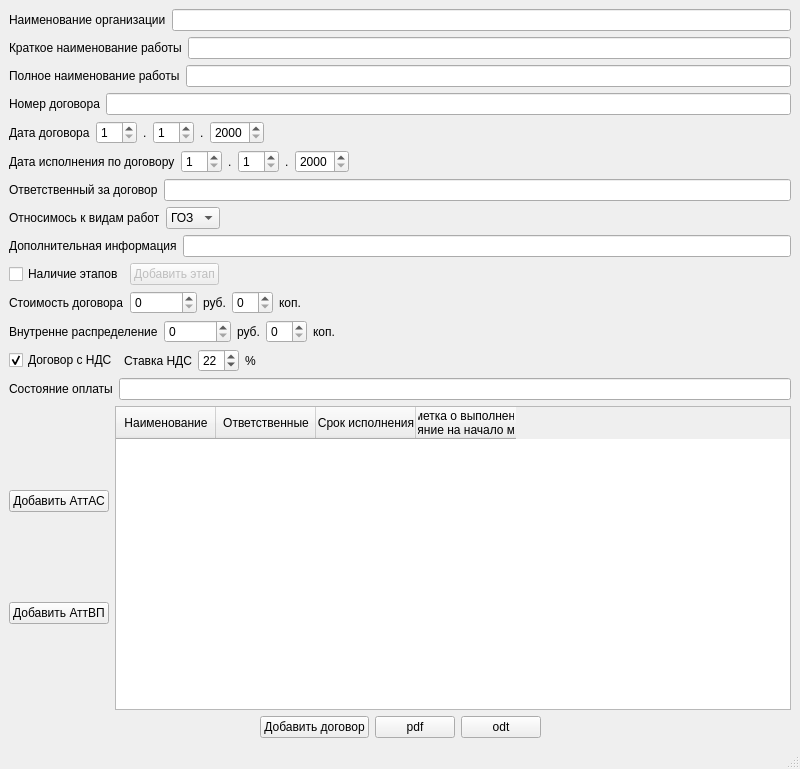
Old version of the form prilogenie/mainwindow.ui in the repository parlamentyor/auto_correct_plan.
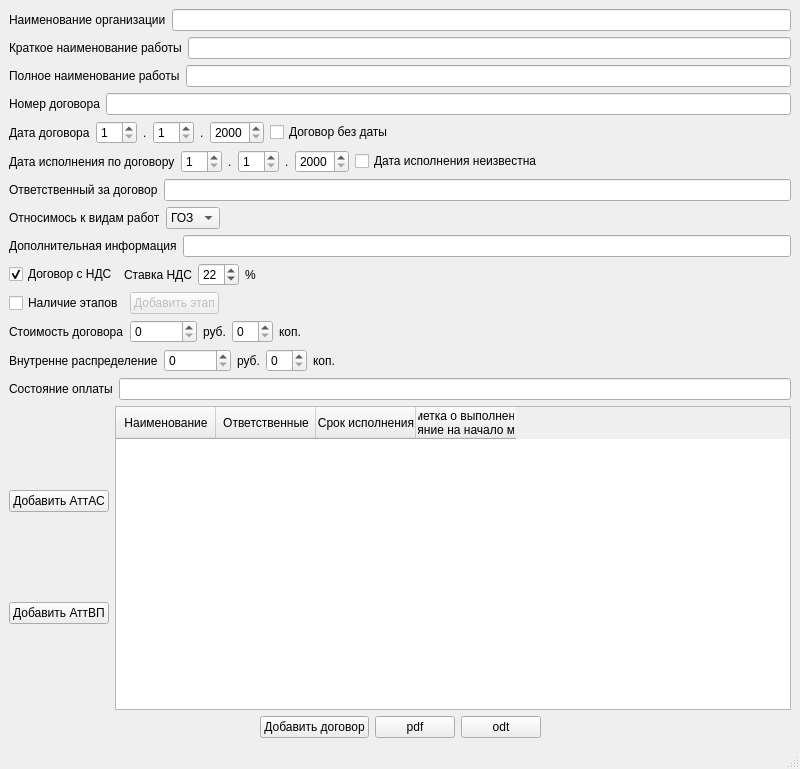
New version of the form.

What changed in the file:
```diff
--- a/prilogenie/mainwindow.ui
+++ b/prilogenie/mainwindow.ui
@@ -149,6 +149,13 @@
         </property>
        </widget>
       </item>
+      <item>
+       <widget class="QCheckBox" name="cb_with_date">
+        <property name="text">
+         <string>Договор без даты</string>
+        </property>
+       </widget>
+      </item>
       <item>
        <spacer name="horizontalSpacer_2">
         <property name="orientation">
@@ -226,6 +233,13 @@
         </property>
        </widget>
       </item>
+      <item>
+       <widget class="QCheckBox" name="cb_with_deadline_data">
+        <property name="text">
+         <string>Дата исполнения неизвестна</string>
+        </property>
+       </widget>
+      </item>
       <item>
        <spacer name="horizontalSpacer">
         <property name="orientation">
@@ -325,6 +339,63 @@
       </item>
      </layout>
     </item>
+    <item>
+     <layout class="QHBoxLayout" name="horizontalLayout_12">
+      <item>
+       <widget class="QCheckBox" name="chb_nds">
+        <property name="enabled">
+         <bool>true</bool>
+        </property>
+        <property name="text">
+         <string>Договор с НДС</string>
+        </property>
+        <property name="checkable">
+         <bool>true</bool>
+        </property>
+        <property name="checked">
+         <bool>true</bool>
+        </property>
+       </widget>
+      </item>
+      <item>
+       <widget class="QLabel" name="label_19">
+        <property name="text">
+         <string>Ставка НДС</string>
+        </property>
+       </widget>
+      </item>
+      <item>
+       <widget class="QSpinBox" name="sb_stavka_nds">
+        <property name="enabled">
+         <bool>true</bool>
+        </property>
+        <property name="value">
+         <number>22</number>
+        </property>
+       </widget>
+      </item>
+      <item>
+       <widget class="QLabel" name="label_20">
+        <property name="text">
+         <string>%</string>
+        </property>
+       </widget>
+      </item>
+      <item>
+       <spacer name="horizontalSpacer_5">
+        <property name="orientation">
+         <enum>Qt::Horizontal</enum>
+        </property>
+        <property name="sizeHint" stdset="0">
+         <size>
+          <width>40</width>
+          <height>20</height>
+         </size>
+        </property>
+       </spacer>
+      </item>
+     </layout>
+    </item>
     <item>
      <layout class="QHBoxLayout" name="horizontalLayout_15">
       <item>
@@ -472,63 +543,6 @@
       </item>
      </layout>
     </item>
-    <item>
-     <layout class="QHBoxLayout" name="horizontalLayout_12">
-      <item>
-       <widget class="QCheckBox" name="chb_nds">
-        <property name="enabled">
-         <bool>true</bool>
-        </property>
-        <property name="text">
-         <string>Договор с НДС</string>
-        </property>
-        <property name="checkable">
-         <bool>true</bool>
-        </property>
-        <property name="checked">
-         <bool>true</bool>
-        </property>
-       </widget>
-      </item>
-      <item>
-       <widget class="QLabel" name="label_19">
-        <property name="text">
-         <string>Ставка НДС</string>
-        </property>
-       </widget>
-      </item>
-      <item>
-       <widget class="QSpinBox" name="sb_stavka_nds">
-        <property name="enabled">
-         <bool>true</bool>
-        </property>
-        <property name="value">
-         <number>22</number>
-        </property>
-       </widget>
-      </item>
-      <item>
-       <widget class="QLabel" name="label_20">
-        <property name="text">
-         <string>%</string>
-        </property>
-       </widget>
-      </item>
-      <item>
-       <spacer name="horizontalSpacer_5">
-        <property name="orientation">
-         <enum>Qt::Horizontal</enum>
-        </property>
-        <property name="sizeHint" stdset="0">
-         <size>
-          <width>40</width>
-          <height>20</height>
-         </size>
-        </property>
-       </spacer>
-      </item>
-     </layout>
-    </item>
     <item>
      <layout class="QHBoxLayout" name="horizontalLayout_17">
       <item>
```
